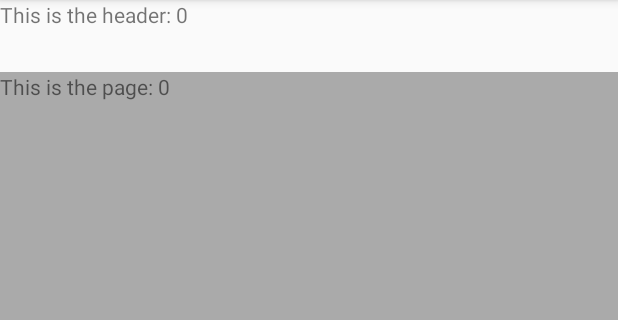
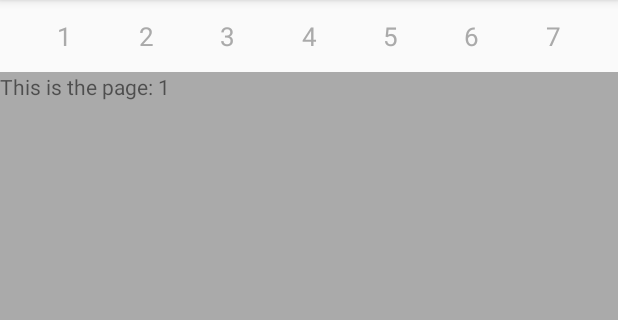
Before and after one commit to ToDou/CalendarPager, an Android app: the screen it shows after launch (MainActivity), on a phone screen of 412 x 824 dp, the part 84-404 px from its top. Run offline under Robolectric (Android 15) with nearby library versions, the phone set to English and light mode, and no system bars; our stand-ins replace ButterKnife.

Commit message:
fix the scroll and add the week text

```diff
--- a/app/src/main/java/com/tudou/calendarpager/MainActivity.java
+++ b/app/src/main/java/com/tudou/calendarpager/MainActivity.java
@@ -4,20 +4,26 @@ import android.support.v4.view.ViewPager;
 import android.support.v7.app.ActionBarActivity;
 import android.os.Bundle;
 
+import android.support.v7.widget.LinearLayoutManager;
+import android.support.v7.widget.RecyclerView;
+import android.util.Log;
 import android.util.TypedValue;
 import butterknife.ButterKnife;
 import butterknife.InjectView;
 import com.tudou.calendarpager.ui.adapter.ContentPagerAdapter;
+import com.tudou.calendarpager.ui.adapter.DayViewAdapter;
 import com.tudou.calendarpager.ui.adapter.HeaderPagerAdapter;
 import com.tudou.calendarpager.ui.view.HeaderViewPager;
 
 public class MainActivity extends ActionBarActivity implements ViewPager.OnPageChangeListener {
 
+  private final static String TAG = "MainActivity";
+
   @InjectView(R.id.view_pager) ViewPager mViewPagerContent;
-  @InjectView(R.id.view_pager_sliding_tab) HeaderViewPager mHeaderViewPager;
+  @InjectView(R.id.view_pager_header) HeaderViewPager headerViewPager;
 
   private ContentPagerAdapter mPagerAdapter;
-  private HeaderPagerAdapter mHeaderPagerAdapter;
+  private HeaderPagerAdapter mHeaderAdapter;
   private static final int OFFSCREEN_PAGE_LIMIT = 1;
 
   @Override
@@ -36,25 +42,42 @@ public class MainActivity extends ActionBarActivity implements ViewPager.OnPageC
         getResources().getDisplayMetrics());
     mViewPagerContent.setPageMargin(pageMargin);
     mViewPagerContent.setAdapter(mPagerAdapter);
-
-    mHeaderPagerAdapter = new HeaderPagerAdapter(this);
-    mHeaderViewPager.setOffscreenPageLimit(OFFSCREEN_PAGE_LIMIT);
-    mHeaderViewPager.setAdapter(mHeaderPagerAdapter);
-
+    /*mDayViewAdapter = new DayViewAdapter(this);
+    LinearLayoutManager linearLayoutManager = new LinearLayoutManager(this);
+    linearLayoutManager.setOrientation(LinearLayoutManager.HORIZONTAL);
+    mRecyclerView.setLayoutManager(linearLayoutManager);
+    mRecyclerView.setAdapter(mDayViewAdapter);*/
 
     mViewPagerContent.setOnPageChangeListener(this);
+
+    mHeaderAdapter = new HeaderPagerAdapter(this);
+    headerViewPager.setOffscreenPageLimit(OFFSCREEN_PAGE_LIMIT);
+    headerViewPager.setPageMargin(pageMargin);
+    headerViewPager.setAdapter(mHeaderAdapter);
   }
 
   @Override public void onPageScrolled(int position, float positionOffset,
       int positionOffsetPixels) {
-    mHeaderViewPager.onContentPageScrolled(position, positionOffset, positionOffsetPixels);
+    headerViewPager.onContentPageScrolled(position, positionOffset, positionOffsetPixels);
+   /* Log.e(TAG, "position: "
+        + position
+        + "      positionOffset: "
+        + positionOffset
+        + "     positionOffsetPicxels: "
+        + positionOffsetPixels);*/
+
+    if ((position + 1) % 7 == 0 && (position + 1) / 7 > 0) {
+//      mRecyclerView.smoothScrollBy(position / 6 * positionOffsetPixels + positionOffsetPixels, 0);
+      //mRecyclerView.smoothScrollToPosition(position / 6 );
+    }
   }
 
   @Override public void onPageSelected(int position) {
-    mHeaderViewPager.onContentPageSelected(position);
+    headerViewPager.onContentPageSelected(position);
   }
 
   @Override public void onPageScrollStateChanged(int state) {
-    mHeaderViewPager.onContentPageScrollStateChanged(state);
+    headerViewPager.onContentPageScrollStateChanged(state);
   }
+
 }
--- a/app/src/main/java/com/tudou/calendarpager/ui/adapter/ContentPagerAdapter.java
+++ b/app/src/main/java/com/tudou/calendarpager/ui/adapter/ContentPagerAdapter.java
@@ -16,7 +16,7 @@ public class ContentPagerAdapter extends FragmentPagerAdapter {
   }
 
   @Override public Fragment getItem(int position) {
-    return SimpleFragment.newInstance("This is the page: " + position);
+    return SimpleFragment.newInstance("This is the page: " + (position + 1));
   }
 
   @Override public int getCount() {
--- a/app/src/main/java/com/tudou/calendarpager/ui/adapter/HeaderPagerAdapter.java
+++ b/app/src/main/java/com/tudou/calendarpager/ui/adapter/HeaderPagerAdapter.java
@@ -10,20 +10,20 @@ import android.support.v4.view.PagerAdapter;
 import android.view.View;
 import android.view.ViewGroup;
 import android.widget.TextView;
+import com.tudou.calendarpager.ui.view.WeekView;
 import java.util.ArrayList;
 
 public class HeaderPagerAdapter extends PagerAdapter {
 
 
   //界面列表
-  private ArrayList<View> views;
+  private ArrayList<WeekView> views;
 
   public HeaderPagerAdapter (Context context){
     views = new ArrayList<>();
     for (int i = 0; i < 3; i ++) {
-      TextView textView = new TextView(context);
-      textView.setText("This is the header: " + i);
-      views.add(textView);
+      WeekView weekView = new WeekView(context);
+      views.add(weekView);
     }
   }
 
--- a/app/src/main/java/com/tudou/calendarpager/ui/view/HeaderViewPager.java
+++ b/app/src/main/java/com/tudou/calendarpager/ui/view/HeaderViewPager.java
@@ -22,14 +22,12 @@ public class HeaderViewPager extends ViewPager {
   public void onContentPageScrolled(int position, float positionOffset,
       int positionOffsetPixels) {
     Log.e(TAG, "position: " + position + "      positionOffset: " + positionOffset + "     positionOffsetPicxels: " + positionOffsetPixels);
-    if (position % 6 == 0) {
-      //this.onPageScrolled(position / 6, positionOffset, positionOffsetPixels);
-
-    }
+    //setCurrentItem((position - 1) / 6);
   }
 
   public void onContentPageSelected(int position) {
-
+    Log.e(TAG, "position: " + position );
+    setCurrentItem(position / 7);
   }
 
   public void onContentPageScrollStateChanged(int state) {
--- /dev/null
+++ b/app/src/main/java/com/tudou/calendarpager/ui/view/WeekView.java
@@ -0,0 +1,50 @@
+package com.tudou.calendarpager.ui.view;
+
+import android.content.Context;
+import android.graphics.Canvas;
+import android.graphics.Paint;
+import android.util.AttributeSet;
+import android.view.View;
+import com.tudou.calendarpager.R;
+
+/**
+ * Created by tudou on 15-4-30.
+ */
+public class WeekView extends View {
+
+  private Paint mPaintNormal;
+
+  public WeekView(Context context) {
+    this(context, null);
+  }
+
+  public WeekView(Context context, AttributeSet attrs) {
+    this(context, attrs, 0);
+  }
+
+  public WeekView(Context context, AttributeSet attrs, int defStyleAttr) {
+    super(context, attrs, defStyleAttr);
+    initPaint();
+  }
+
+  private void initPaint() {
+    mPaintNormal = new Paint(Paint.ANTI_ALIAS_FLAG);
+    mPaintNormal.setColor(getResources().getColor(android.R.color.darker_gray));
+    mPaintNormal.setTextSize(26f);
+  }
+
+  protected void onDraw(Canvas canvas) {
+
+    for (int i = 1; i < 8; i++) {
+      String content = i + "";
+      Paint.FontMetrics fontMetrics = mPaintNormal.getFontMetrics();
+      //计算文字高度
+      float fontHeight = fontMetrics.bottom - fontMetrics.top;
+      //计算文字baseline
+      float textWidth = mPaintNormal.measureText(content);
+      float parentWidth = getWidth() - 2 * getResources().getDimension(R.dimen.activity_horizontal_margin);
+      float textBaseY = getHeight() - (getHeight() - fontHeight) / 2 - fontMetrics.bottom;
+      canvas.drawText(content, getResources().getDimension(R.dimen.activity_horizontal_margin) +  parentWidth / 7 * (i - 1) + parentWidth / 7 / 2 - textWidth / 2, textBaseY, mPaintNormal);
+    }
+  }
+}
--- a/app/src/main/res/layout/activity_main.xml
+++ b/app/src/main/res/layout/activity_main.xml
@@ -6,9 +6,9 @@
   tools:context=".MainActivity">
 
   <com.tudou.calendarpager.ui.view.HeaderViewPager
-    android:id="@+id/view_pager_sliding_tab"
-    android:layout_width="wrap_content"
-    android:layout_height="48dp" />
+      android:id="@+id/view_pager_header"
+      android:layout_width="match_parent"
+      android:layout_height="48dp"/>
 
   <android.support.v4.view.ViewPager
     android:id="@+id/view_pager"
```
Also changed, not shown: app/src/main/java/com/tudou/calendarpager/ui/adapter/DayViewAdapter.java (added, +72 -0 lines).
